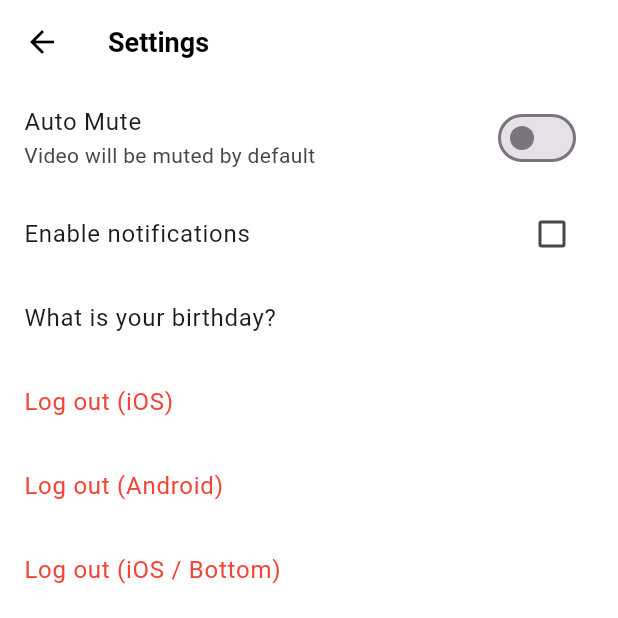
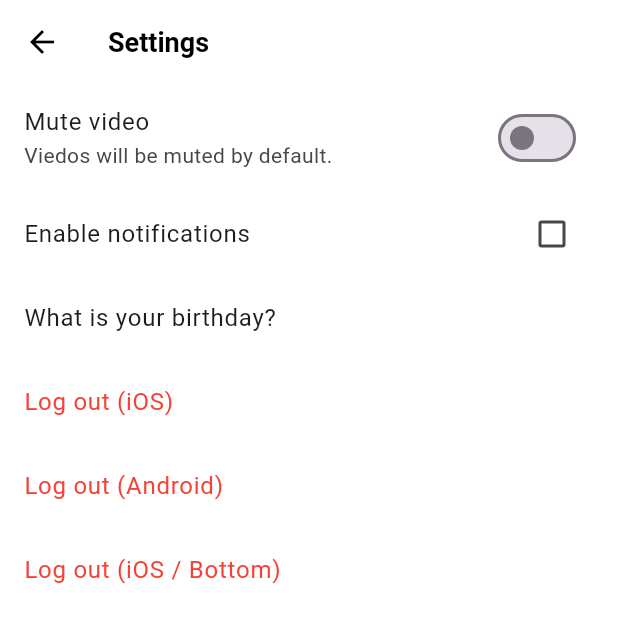
Before and after one commit to ssaulabihoon/tiktok-clone_coding, a Flutter app: the SettingsScreen screen opened directly, on a phone screen of 412 x 824 dp, the top half of it. Run offline on Flutter 3.47's test engine with Material 2 defaults, Android fonts, the phone set to English and light mode, and no system bars; our stand-ins replace camera, font_awesome_flutter, gallery_saver, go_router, google_fonts, image_picker and 3 more; network calls fail.

```diff
--- a/lib/common/widgets/video_configuration/video_config.dart
+++ b/lib/common/widgets/video_configuration/video_config.dart
@@ -1,50 +1,13 @@
 import 'package:flutter/material.dart';
 
-class VideoConfigData extends InheritedWidget {
-  final bool autoMute;
+/* ChangeNotifier */
+class VideoConfig extends ChangeNotifier {
+  bool autoMuted = false;
 
-  final void Function() toggleMuted;
-
-  const VideoConfigData({
-    super.key,
-    required super.child,
-    required this.toggleMuted,
-    required this.autoMute,
-  });
-
-  static VideoConfigData of(BuildContext context) {
-    return context.dependOnInheritedWidgetOfExactType<VideoConfigData>()!;
-  }
-
-  @override
-  bool updateShouldNotify(covariant InheritedWidget oldWidget) {
-    return true;
+  void toggleAutoMute() {
+    autoMuted = !autoMuted;
+    notifyListeners();
   }
 }
 
-class VideoConfig extends StatefulWidget {
-  final Widget child;
-  const VideoConfig({super.key, required this.child});
-
-  @override
-  State<VideoConfig> createState() => _VideoConfigState();
-}
-
-class _VideoConfigState extends State<VideoConfig> {
-  bool autoMute = false;
-
-  void toggleMuted() {
-    setState(() {
-      autoMute = !autoMute;
-    });
-  }
-
-  @override
-  Widget build(BuildContext context) {
-    return VideoConfigData(
-      toggleMuted: toggleMuted,
-      autoMute: autoMute,
-      child: widget.child,
-    );
-  }
-}
+final videoConfig = VideoConfig();
--- a/lib/features/settings/settings_screen.dart
+++ b/lib/features/settings/settings_screen.dart
@@ -28,13 +28,16 @@ class _SettingsScreenState extends State<SettingsScreen> {
       ),
       body: ListView(
         children: [
-          SwitchListTile.adaptive(
-            value: VideoConfigData.of(context).autoMute,
-            onChanged: (value) {
-              VideoConfigData.of(context).toggleMuted();
-            },
-            title: const Text("Auto Mute"),
-            subtitle: const Text("Video will be muted by default"),
+          AnimatedBuilder(
+            animation: videoConfig,
+            builder: (context, child) => SwitchListTile.adaptive(
+              value: videoConfig.autoMuted,
+              onChanged: (value) {
+                videoConfig.toggleAutoMute();
+              },
+              title: const Text("Mute video"),
+              subtitle: const Text("Viedos will be muted by default."),
+            ),
           ),
           CheckboxListTile(
             activeColor: Colors.black,
```
Also changed, not shown: lib/features/videos/widgets/video_post.dart (+10 -2 lines), lib/main.dart (+1 -9 lines).
